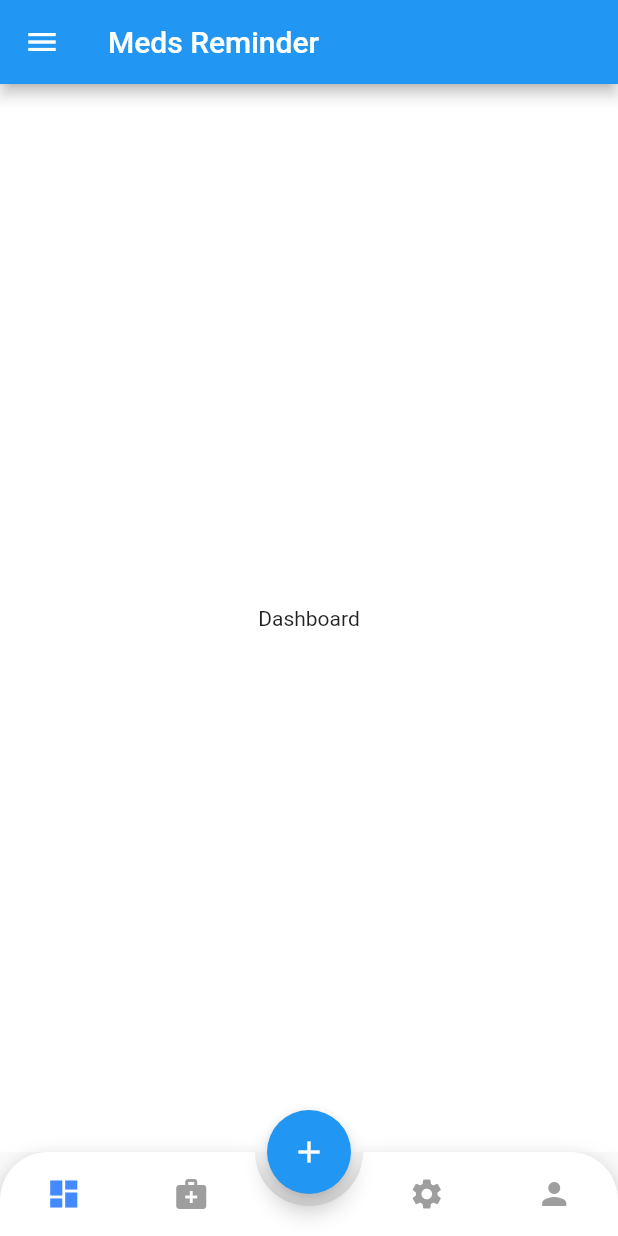
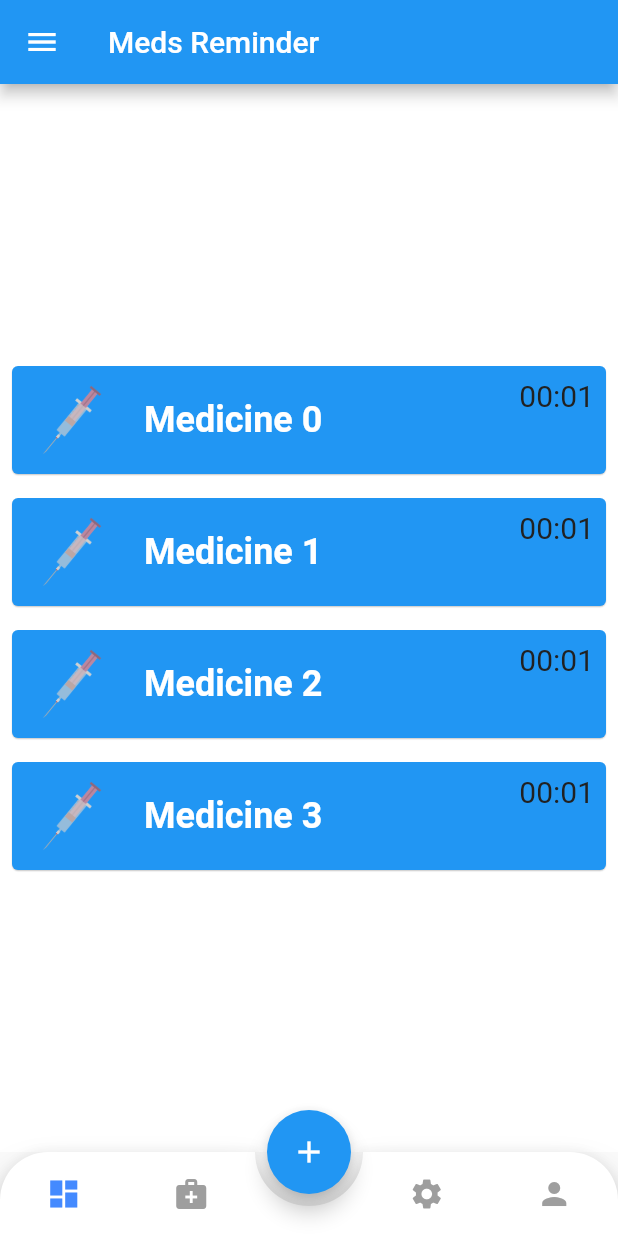
Before and after one commit to mohitsoni-dev/medicine_reminder, a Flutter app: the screen it shows after launch, on a phone screen of 412 x 824 dp. Run offline on Flutter 3.47's test engine with Material 2 defaults, Android fonts, the light colour scheme and no system bars; drawn by our look-alikes of animated_bottom_navigation_bar; our stand-ins replace flutter_form_builder, sqflite; accounts and stored records are empty.

Commit message:
Added ListView Builder to Dashboard.dart. Added TODO tags for further convenience to replace Dummy-Data with Real-Time Data. Added images for Medicine Types(i.e., capsule.png, syrup.png, and syringe.png).

```diff
--- a/lib/BottomNavScreens/Dashboard.dart
+++ b/lib/BottomNavScreens/Dashboard.dart
@@ -1,5 +1,5 @@
 import 'package:flutter/material.dart';
-import 'package:meds_reminder/HomePage.dart';
+import 'package:meds_reminder/MedicineList.dart';
 
 class DashBoardPage extends StatefulWidget {
   @override
@@ -7,12 +7,15 @@ class DashBoardPage extends StatefulWidget {
 }
 
 class _DashBoardPageState extends State<DashBoardPage> {
+  final items = List<String>.generate(4, (i) => "Medicine $i");
+
   @override
   Widget build(BuildContext context) {
     return Scaffold(
       backgroundColor: Colors.white,
       body: Center(
-        child: Text('Dashboard'),
+        //todo:// Replace MedicineCard() with MedicineList() Constructor for ListView Builder.
+        child: MedicineList(items),
       ),
     );
   }
--- a/lib/FormScreens/AddMedicineForm.dart
+++ b/lib/FormScreens/AddMedicineForm.dart
@@ -77,11 +77,12 @@ class _AddMedicineFormState extends State<AddMedicineForm> {
                                 child: Row(
                                   mainAxisAlignment: MainAxisAlignment.start,
                                   children: [
-                                    Icon(Icons.medication_outlined),
+                                    // TODO:// Add Icons Here!!
+                                    // Icon(Icons.medication_outlined),
                                     Text(
-                                      "Pill",
-                                      style:
-                                          TextStyle(fontWeight: FontWeight.bold),
+                                      'Pill',
+                                      style: TextStyle(
+                                          fontWeight: FontWeight.bold),
                                     )
                                   ],
                                 ),
@@ -95,11 +96,12 @@ class _AddMedicineFormState extends State<AddMedicineForm> {
                                 child: Row(
                                   mainAxisAlignment: MainAxisAlignment.start,
                                   children: [
-                                    Icon(Icons.local_drink_outlined),
+                                    // TODO:// Add Icons Here!!
+                                    //Icon(Icons.local_drink_outlined),
                                     Text(
                                       "Syrup",
-                                      style:
-                                          TextStyle(fontWeight: FontWeight.bold),
+                                      style: TextStyle(
+                                          fontWeight: FontWeight.bold),
                                     )
                                   ],
                                 ),
@@ -113,13 +115,12 @@ class _AddMedicineFormState extends State<AddMedicineForm> {
                                 child: Row(
                                   mainAxisAlignment: MainAxisAlignment.start,
                                   children: [
-                                      Icon(
-                                          Icons.mode_edit_outline_outlined
-                                      ),
+                                    // TODO:// Add Icons Here!!
+                                    //Icon(Icons.mode_edit_outline_outlined),
                                     Text(
                                       "Injection",
-                                        style:
-                                        TextStyle(fontWeight: FontWeight.bold),
+                                      style: TextStyle(
+                                          fontWeight: FontWeight.bold),
                                     )
                                   ],
                                 ),
--- /dev/null
+++ b/lib/MedicineCard.dart
@@ -0,0 +1,57 @@
+import 'package:flutter/material.dart';
+import 'package:intl/intl.dart';
+
+class MedicineCard extends StatelessWidget {
+  //todo:// Uncomment below four lines when database is completed And Change DataType to Medicine
+  final String medicine;
+  // final Function setData;
+  // final FlutterLocalNotificationsPlugin flutterlocnotifis;
+
+  MedicineCard(this.medicine);
+
+  @override
+  Widget build(BuildContext context) {
+    return Card(
+      elevation: 0.4,
+      margin: EdgeInsets.symmetric(vertical: 8.0, horizontal: 8.0),
+      color: Colors.blue.shade500,
+      child: ListTile(
+          shape:
+              RoundedRectangleBorder(borderRadius: BorderRadius.circular(24)),
+          contentPadding: EdgeInsets.symmetric(vertical: 8.0, horizontal: 8.0),
+          title: Text(
+            //todo:// Name of medicine goes here.
+            medicine,
+            style: Theme.of(context).textTheme.headline1.copyWith(
+                color: Colors.white,
+                fontSize: 24.0,
+                fontWeight: FontWeight.bold),
+            maxLines: 1,
+            overflow: TextOverflow.ellipsis,
+          ),
+          trailing: Column(
+            mainAxisAlignment: MainAxisAlignment.start,
+            children: [
+              Text(
+                //todo:// Time of medicine goed here.
+                DateFormat("HH:mm")
+                    .format(DateTime.fromMillisecondsSinceEpoch(100000)),
+                style: TextStyle(
+                    color: Colors.grey.shade900,
+                    fontWeight: FontWeight.w400,
+                    fontSize: 20),
+              ),
+            ],
+          ),
+          leading: Container(
+            width: 64.0,
+            height: 64.0,
+            child: ClipRRect(
+              borderRadius: BorderRadius.circular(64.0),
+              //todo:// Enter Medicine type here.
+              child: Image.asset('assets/images/syringe.png'),
+            ),
+          )),
+    );
+  }
+}
--- /dev/null
+++ b/lib/MedicineList.dart
@@ -0,0 +1,23 @@
+import 'package:flutter/material.dart';
+
+import 'MedicineCard.dart';
+
+class MedicineList extends StatelessWidget {
+  //todo:// Change List DataType to Medicine
+  final List<String> ListofMeds;
+  // final Function setData;
+  // final FlutterLocalNotificationsPlugin flutterlocnotifis;
+
+  MedicineList(this.ListofMeds);
+  @override
+  Widget build(BuildContext context) {
+    return ListView.builder(
+      itemBuilder: (context, index) => MedicineCard(
+          //todo:// Uncomment this after updating MedicineCard() Constructor
+          ListofMeds[index]),
+      itemCount: ListofMeds.length,
+      shrinkWrap: true,
+      physics: NeverScrollableScrollPhysics(),
+    );
+  }
+}
```
Also changed, not shown: pubspec.yaml (+2 -5 lines), assets/images/capsule.png (added), assets/images/syringe.png (added), assets/images/syrup.png (added), pubspec.lock. Lines whose indentation alone changed are shown as unchanged.
